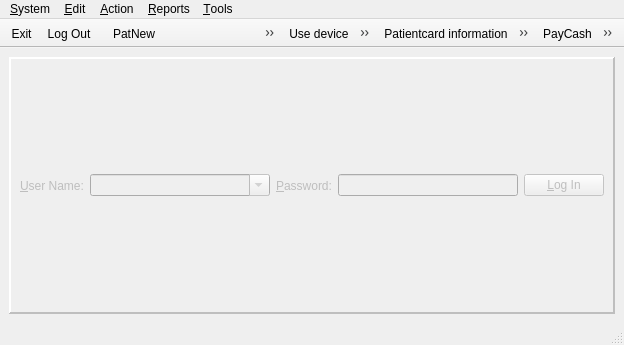
First picture: the form in client/wndmain.ui, repository tbikfalvi/Belenus, before the edit.
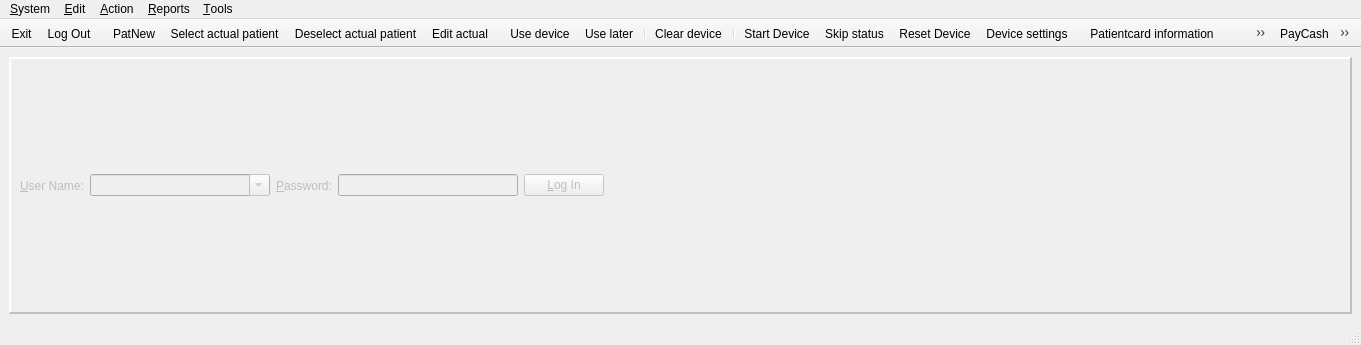
Second picture: the form after the edit. Icons and pictures are not drawn.

```diff
--- a/client/wndmain.ui
+++ b/client/wndmain.ui
@@ -6,7 +6,7 @@
    <rect>
     <x>0</x>
     <y>0</y>
-    <width>611</width>
+    <width>1361</width>
     <height>345</height>
    </rect>
   </property>
@@ -118,7 +118,7 @@
     <rect>
      <x>0</x>
      <y>0</y>
-     <width>611</width>
+     <width>1361</width>
      <height>21</height>
     </rect>
    </property>
@@ -367,6 +367,7 @@
    </attribute>
    <addaction name="action_PatientcardInformation"/>
    <addaction name="action_PatientCardAssign"/>
+   <addaction name="action_ReplaceLostCard"/>
   </widget>
   <widget class="QToolBar" name="toolBarCassa">
    <property name="windowTitle">
@@ -835,6 +836,14 @@
     <string>Show details about selected patientcard</string>
    </property>
   </action>
+  <action name="action_ReplaceLostCard">
+   <property name="text">
+    <string>Replace lost card</string>
+   </property>
+   <property name="toolTip">
+    <string>Replace lost patientcard with a new card and inactivate the lost card</string>
+   </property>
+  </action>
  </widget>
  <tabstops>
   <tabstop>cmbName</tabstop>
```
Left out of the diff: 8 changed lines with no effect on the pictures.
